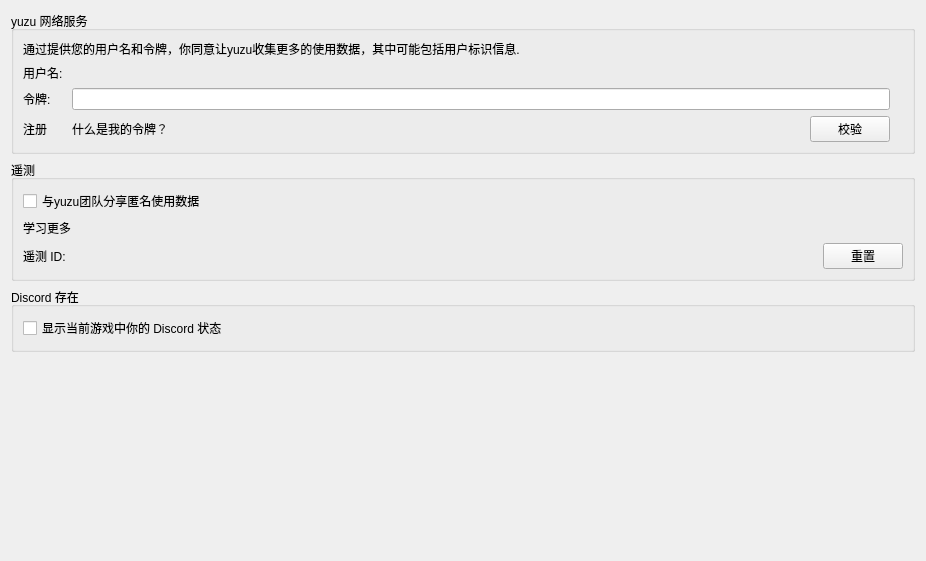
Above: src/yuzu/configuration/configure_web.ui from formylover/yuzu-early-access before the change. Below: the same form after it.
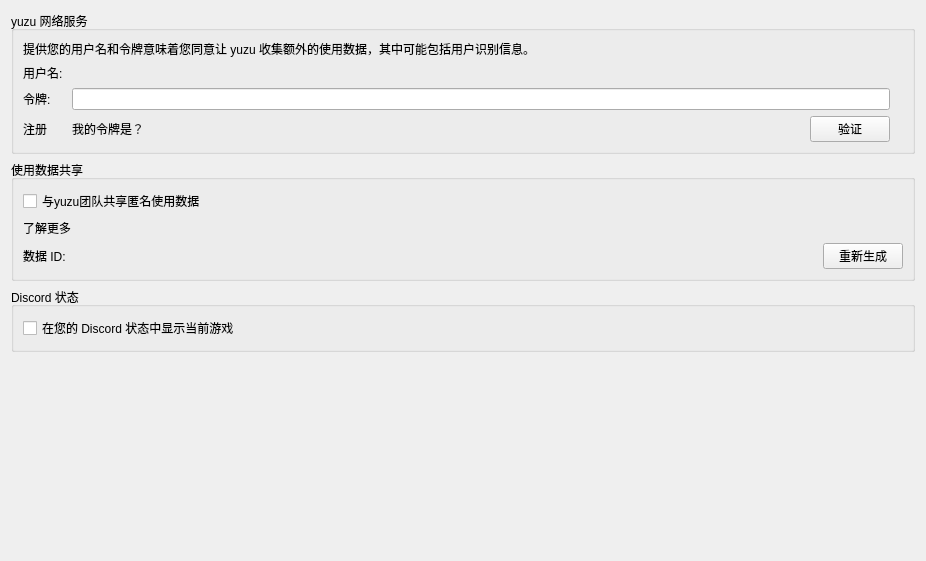
That is the form after the change.

Diff of the .ui file:
```diff
--- a/src/yuzu/configuration/configure_web.ui
+++ b/src/yuzu/configuration/configure_web.ui
@@ -25,7 +25,7 @@
         <item>
          <widget class="QLabel" name="web_credentials_disclaimer">
           <property name="text">
-           <string>通过提供您的用户名和令牌，你同意让yuzu收集更多的使用数据，其中可能包括用户标识信息.</string>
+           <string>提供您的用户名和令牌意味着您同意让 yuzu 收集额外的使用数据，其中可能包括用户识别信息。</string>
           </property>
          </widget>
         </item>
@@ -43,7 +43,7 @@
              <enum>Qt::RightToLeft</enum>
             </property>
             <property name="text">
-             <string>校验</string>
+             <string>验证</string>
             </property>
            </widget>
           </item>
@@ -88,7 +88,7 @@
           <item row="2" column="1">
            <widget class="QLabel" name="web_token_info_link">
             <property name="text">
-             <string>什么是我的令牌？</string>
+             <string>我的令牌是？</string>
             </property>
            </widget>
           </item>
@@ -113,20 +113,20 @@
      <item>
       <widget class="QGroupBox" name="groupBox">
        <property name="title">
-        <string>遥测</string>
+        <string>使用数据共享</string>
        </property>
        <layout class="QVBoxLayout" name="verticalLayout_2">
         <item>
          <widget class="QCheckBox" name="toggle_telemetry">
           <property name="text">
-           <string>与yuzu团队分享匿名使用数据</string>
+           <string>与yuzu团队共享匿名使用数据</string>
           </property>
          </widget>
         </item>
         <item>
          <widget class="QLabel" name="telemetry_learn_more">
           <property name="text">
-           <string>学习更多</string>
+           <string>了解更多</string>
           </property>
          </widget>
         </item>
@@ -135,7 +135,7 @@
           <item row="0" column="0">
            <widget class="QLabel" name="label_telemetry_id">
             <property name="text">
-             <string>遥测 ID:</string>
+             <string>数据 ID:</string>
             </property>
            </widget>
           </item>
@@ -151,7 +151,7 @@
              <enum>Qt::RightToLeft</enum>
             </property>
             <property name="text">
-             <string>重置</string>
+             <string>重新生成</string>
             </property>
            </widget>
           </item>
@@ -165,13 +165,13 @@
    <item>
      <widget class="QGroupBox" name="discord_group">
       <property name="title">
-       <string>Discord 存在</string>
+       <string>Discord 状态</string>
       </property>
       <layout class="QVBoxLayout" name="verticalLayout_21">
        <item>
         <widget class="QCheckBox" name="toggle_discordrpc">
          <property name="text">
-          <string>显示当前游戏中你的 Discord 状态</string>
+          <string>在您的 Discord 状态中显示当前游戏</string>
          </property>
         </widget>
        </item>
```
